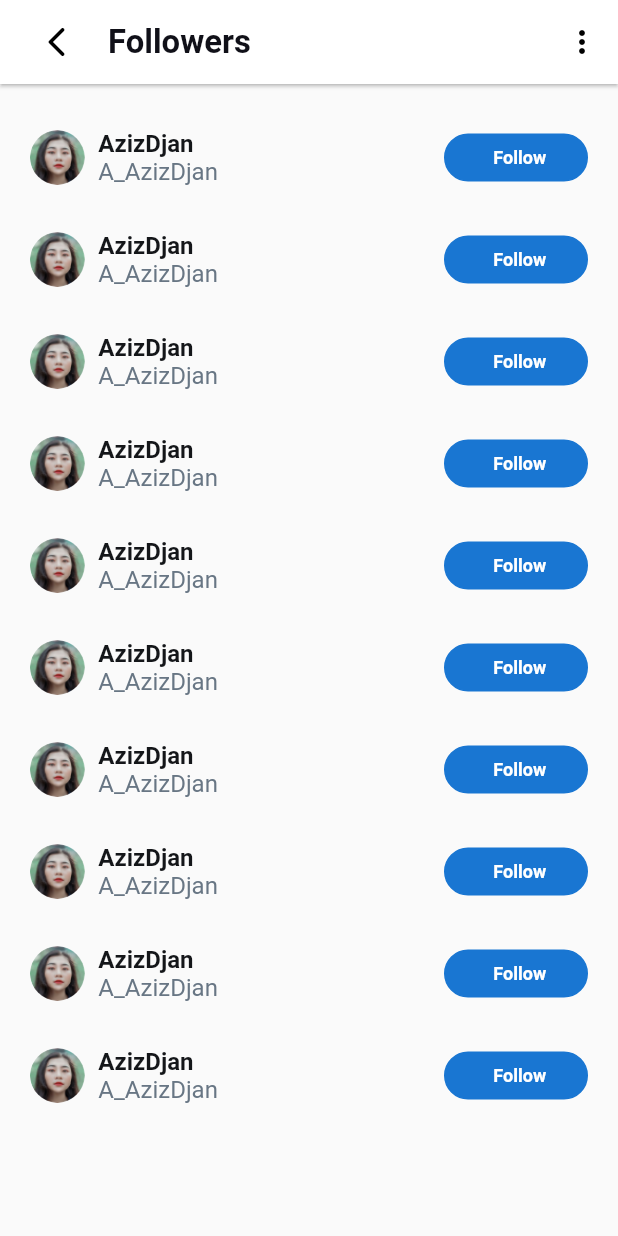
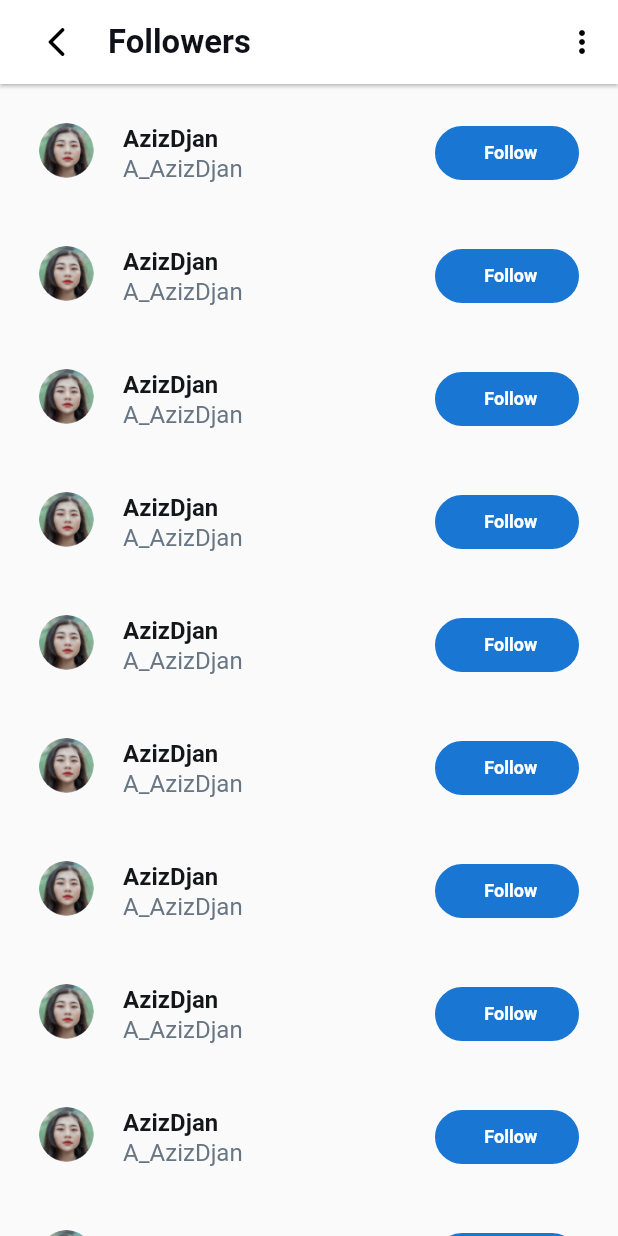
Before and after one commit to munir343434/plan_together-main2, a Flutter app: the FollowersScreen screen opened directly, on a phone screen of 412 x 824 dp. Run offline on Flutter 3.47's test engine with Material 2 defaults, Android fonts, the phone set to English and light mode, and no system bars; our stand-ins replace flutter_screenutil, get; missing offline and left inert: flutter_image_stack.

Commit message:
19-06-2023

```diff
--- a/lib/views/followers_screen.dart
+++ b/lib/views/followers_screen.dart
@@ -33,7 +33,7 @@ class _FollowersScreenState extends State<FollowersScreen> {
                 itemBuilder: (context, index) {
                   return
                     Padding(
-                      padding: EdgeInsets.only(left: 20,right: 20,top: 30),
+                      padding: EdgeInsets.only(left: 10,right: 10,top: 10),
                       child: FollowWidget(
                         name: "AzizDjan", image: p1, userName: "A_AzizDjan",),
                     );
--- a/lib/widgets/follow_unfollow.dart
+++ b/lib/widgets/follow_unfollow.dart
@@ -7,13 +7,12 @@ import 'package:plan_together/widgets/text_widget.dart';
 class FollowWidget extends StatefulWidget {
   String? image, name, userName;
 
-  FollowWidget(
-      {Key? key,
+  FollowWidget({
+    Key? key,
     required this.name,
     required this.image,
-
-      required this.userName})
-      : super(key: key);
+    required this.userName,
+  }) : super(key: key);
 
   @override
   State<FollowWidget> createState() => _FollowWidgetState();
@@ -21,6 +20,7 @@ class FollowWidget extends StatefulWidget {
 
 class _FollowWidgetState extends State<FollowWidget> {
   bool isFollowing = false;
+
   void toggleFollow() {
     setState(() {
       isFollowing = !isFollowing;
@@ -29,47 +29,41 @@ class _FollowWidgetState extends State<FollowWidget> {
 
   @override
   Widget build(BuildContext context) {
-    return Row(
-      mainAxisAlignment: MainAxisAlignment.spaceBetween,
-      children: [
-        Row(children: [
-          Container(
+    return ListTile(
+      leading: Container(
         height: 36.5,
         width: 36.5,
         decoration: BoxDecoration(
           shape: BoxShape.circle,
           image: DecorationImage(
-                    image: AssetImage(widget.image ?? ""), fit: BoxFit.cover)),
+            image: AssetImage(widget.image ?? ""),
+            fit: BoxFit.cover,
           ),
-          SizedBox(width: 9,),Column(
-            mainAxisAlignment:MainAxisAlignment.start,
-            crossAxisAlignment: CrossAxisAlignment.start,
-            children: [
-              TextWidget(
-                  text: widget.name??"",
+        ),
+      ),
+      title: TextWidget(
+        text: widget.name ?? "",
         size: 16,
         color: GlobalColors.followerNameColor,
-                  fontWeight: FontWeight.w700),
-              TextWidget(
-                  text: widget.userName??"",
+        fontWeight: FontWeight.w700,
+      ),
+      subtitle: TextWidget(
+        text: widget.userName ?? "",
         size: 16,
         color: GlobalColors.followerUserNameColor,
-                  fontWeight: FontWeight.w400)
-            ],
+        fontWeight: FontWeight.w400,
       ),
-        ],),
-
-        MainButton(
-            height: 32,
-            width:96 ,
-            color:isFollowing ?  Colors.white:GlobalColors.primaryColor,
+      trailing: MainButton(
+        height: 36,
+        width: 96,
+        textFont:FontWeight.w700 ,
+        textSize: 12,
         text: isFollowing ? 'Unfollow' : 'Follow',
+        onPressed: toggleFollow,
         border: Border.all(color: GlobalColors.primaryColor),
-            textColor:isFollowing ?  GlobalColors.primaryColor:Colors.white,
-            textSize: 12,
-            onPressed: toggleFollow,
-            textFont: FontWeight.w700)
-      ],
+        color: isFollowing ? Colors.white :  GlobalColors.primaryColor,
+        textColor: isFollowing ?GlobalColors.primaryColor :Colors.white  ,
+      ),
     );
   }
 }
```
Lines whose indentation alone changed are shown as unchanged.
